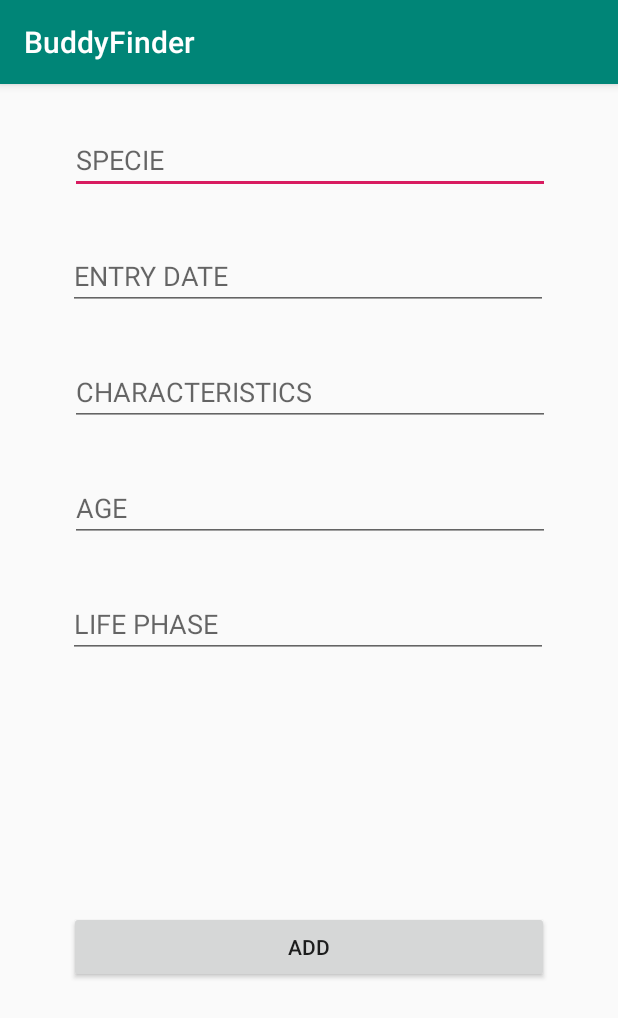
After one commit to vinicius-batista/buddy-finder, an Android app: the AddAnimalActivity screen opened directly, with no data from a screen before it, on a phone screen of 412 x 824 dp. The commit adds this screen. Shown: the top 1018 px of the screen. Run offline under Robolectric (Android 15) with nearby library versions, the phone set to English and light mode, and no system bars.

Commit message:
create add animal activity

```diff
--- a/app/src/main/AndroidManifest.xml
+++ b/app/src/main/AndroidManifest.xml
@@ -9,7 +9,8 @@
         android:roundIcon="@mipmap/ic_launcher_round"
         android:supportsRtl="true"
         android:theme="@style/AppTheme">
-        <activity android:name=".SupporterActivity"></activity>
+        <activity android:name=".AddAnimalActivity"></activity>
+        <activity android:name=".SupporterActivity" />
         <activity android:name=".MemberActivity" />
         <activity android:name=".MainActivity">
             <intent-filter>
--- /dev/null
+++ b/app/src/main/java/com/example/buddyfinder/AddAnimalActivity.java
@@ -0,0 +1,45 @@
+package com.example.buddyfinder;
+
+import android.support.v7.app.AppCompatActivity;
+import android.os.Bundle;
+import android.view.View;
+import android.widget.EditText;
+
+import com.example.buddyfinder.data.DAOAnimals;
+import com.example.buddyfinder.model.Animal;
+
+public class AddAnimalActivity extends AppCompatActivity {
+
+    private EditText ptxtSpecie;
+    private EditText ptxtEntryDate;
+    private EditText ptxtCharacteristics;
+    private EditText ptxtAge;
+    private EditText ptxtLifePhase;
+
+//    TODO: ADD PHOTO GALLERY
+    @Override
+    protected void onCreate(Bundle savedInstanceState) {
+        super.onCreate(savedInstanceState);
+        setContentView(R.layout.activity_add_animal);
+
+        this.ptxtSpecie = this.findViewById(R.id.ptxtSpecie);
+        this.ptxtEntryDate = this.findViewById(R.id.ptxtEntryDate);
+        this.ptxtCharacteristics = this.findViewById(R.id.ptxtCharacteristics);
+        this.ptxtAge = this.findViewById(R.id.ptxtAge);
+        this.ptxtLifePhase = this.findViewById(R.id.ptxtLifePhase);
+    }
+
+    public void onClickAdd(View v) {
+        String specie = this.ptxtSpecie.getText().toString();
+        String entryDate = this.ptxtEntryDate.getText().toString();
+        String characteristics = this.ptxtCharacteristics.getText().toString();
+        String age = this.ptxtAge.getText().toString();
+        String lifePhase = this.ptxtLifePhase.getText().toString();
+
+        Animal animal = new Animal(specie, entryDate, age, lifePhase, characteristics);
+
+        DAOAnimals.getInstance().addAnimal(animal);
+
+        this.finish();
+    }
+}
--- /dev/null
+++ b/app/src/main/res/layout/activity_add_animal.xml
@@ -0,0 +1,99 @@
+<?xml version="1.0" encoding="utf-8"?>
+<android.support.constraint.ConstraintLayout xmlns:android="http://schemas.android.com/apk/res/android"
+    xmlns:app="http://schemas.android.com/apk/res-auto"
+    xmlns:tools="http://schemas.android.com/tools"
+    android:layout_width="match_parent"
+    android:layout_height="match_parent"
+    tools:context=".AddAnimalActivity">
+
+    <EditText
+        android:id="@+id/ptxtSpecie"
+        android:layout_width="320dp"
+        android:layout_height="wrap_content"
+        android:layout_marginStart="8dp"
+        android:layout_marginTop="28dp"
+        android:layout_marginEnd="8dp"
+        android:ems="10"
+        android:hint="@string/specie"
+        android:inputType="textPersonName"
+        app:layout_constraintEnd_toEndOf="parent"
+        app:layout_constraintHorizontal_bias="0.506"
+        app:layout_constraintStart_toStartOf="parent"
+        app:layout_constraintTop_toTopOf="parent" />
+
+    <EditText
+        android:id="@+id/ptxtEntryDate"
+        android:layout_width="320dp"
+        android:layout_height="wrap_content"
+        android:layout_marginStart="8dp"
+        android:layout_marginTop="32dp"
+        android:layout_marginEnd="8dp"
+        android:ems="10"
+        android:hint="@string/entry_date"
+        android:inputType="textPersonName"
+        app:layout_constraintEnd_toEndOf="parent"
+        app:layout_constraintHorizontal_bias="0.493"
+        app:layout_constraintStart_toStartOf="parent"
+        app:layout_constraintTop_toBottomOf="@+id/ptxtSpecie" />
+
+    <EditText
+        android:id="@+id/ptxtCharacteristics"
+        android:layout_width="320dp"
+        android:layout_height="wrap_content"
+        android:layout_marginStart="8dp"
+        android:layout_marginTop="32dp"
+        android:layout_marginEnd="8dp"
+        android:ems="10"
+        android:hint="@string/characteristics"
+        android:inputType="textPersonName"
+        app:layout_constraintEnd_toEndOf="parent"
+        app:layout_constraintHorizontal_bias="0.506"
+        app:layout_constraintStart_toStartOf="parent"
+        app:layout_constraintTop_toBottomOf="@+id/ptxtEntryDate" />
+
+    <EditText
+        android:id="@+id/ptxtAge"
+        android:layout_width="320dp"
+        android:layout_height="wrap_content"
+        android:layout_marginStart="8dp"
+        android:layout_marginTop="32dp"
+        android:layout_marginEnd="8dp"
+        android:ems="10"
+        android:hint="@string/age"
+        android:inputType="textPersonName"
+        app:layout_constraintEnd_toEndOf="parent"
+        app:layout_constraintHorizontal_bias="0.506"
+        app:layout_constraintStart_toStartOf="parent"
+        app:layout_constraintTop_toBottomOf="@+id/ptxtCharacteristics" />
+
+    <EditText
+        android:id="@+id/ptxtLifePhase"
+        android:layout_width="320dp"
+        android:layout_height="wrap_content"
+        android:layout_marginStart="8dp"
+        android:layout_marginTop="32dp"
+        android:layout_marginEnd="8dp"
+        android:ems="10"
+        android:hint="@string/life_phase"
+        android:inputType="textPersonName"
+        app:layout_constraintEnd_toEndOf="parent"
+        app:layout_constraintHorizontal_bias="0.493"
+        app:layout_constraintStart_toStartOf="parent"
+        app:layout_constraintTop_toBottomOf="@+id/ptxtAge" />
+
+    <Button
+        android:id="@+id/btnAdd"
+        android:layout_width="320dp"
+        android:layout_height="wrap_content"
+        android:layout_marginStart="8dp"
+        android:layout_marginTop="8dp"
+        android:layout_marginEnd="8dp"
+        android:layout_marginBottom="8dp"
+        android:onClick="onClickAdd"
+        android:text="@string/add"
+        app:layout_constraintBottom_toBottomOf="parent"
+        app:layout_constraintEnd_toEndOf="parent"
+        app:layout_constraintStart_toStartOf="parent"
+        app:layout_constraintTop_toBottomOf="@+id/ptxtLifePhase" />
+
+</android.support.constraint.ConstraintLayout>
--- a/app/src/main/res/values/strings.xml
+++ b/app/src/main/res/values/strings.xml
@@ -3,8 +3,14 @@
     <string name="ngo_member">NGO Member</string>
     <string name="ngo_supporter">NGO Supporter</string>
     <string name="login_as">"LOGIN AS: "</string>
-    <string name="add_animals">ADD ANIMALS</string>
+    <string name="add_animals">ADD ANIMAL</string>
     <string name="show_animals">SHOW ANIMALS</string>
-    <string name="add_donations">ADD DONATIONS</string>
+    <string name="add_donations">ADD DONATION</string>
     <string name="show_donations">SHOW_DONATIONS</string>
+    <string name="specie">SPECIE</string>
+    <string name="entry_date">ENTRY DATE</string>
+    <string name="age">AGE</string>
+    <string name="characteristics">CHARACTERISTICS</string>
+    <string name="life_phase">LIFE PHASE</string>
+    <string name="add">ADD</string>
 </resources>
```
Also changed, not shown: app/src/main/java/com/example/buddyfinder/MemberActivity.java (+7 -0 lines), app/src/main/java/com/example/buddyfinder/data/DAOAnimals.java (added, +26 -0 lines), app/src/main/java/com/example/buddyfinder/model/Animal.java (added, +67 -0 lines), app/src/main/res/layout/activity_member.xml (+5 -4 lines).
